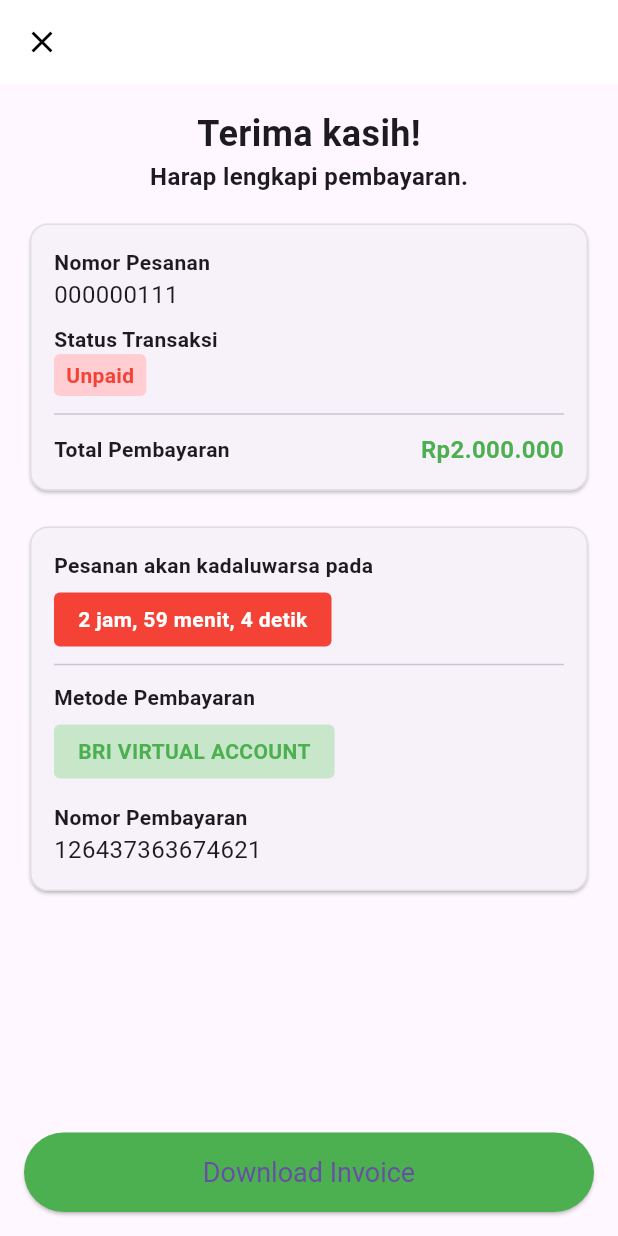
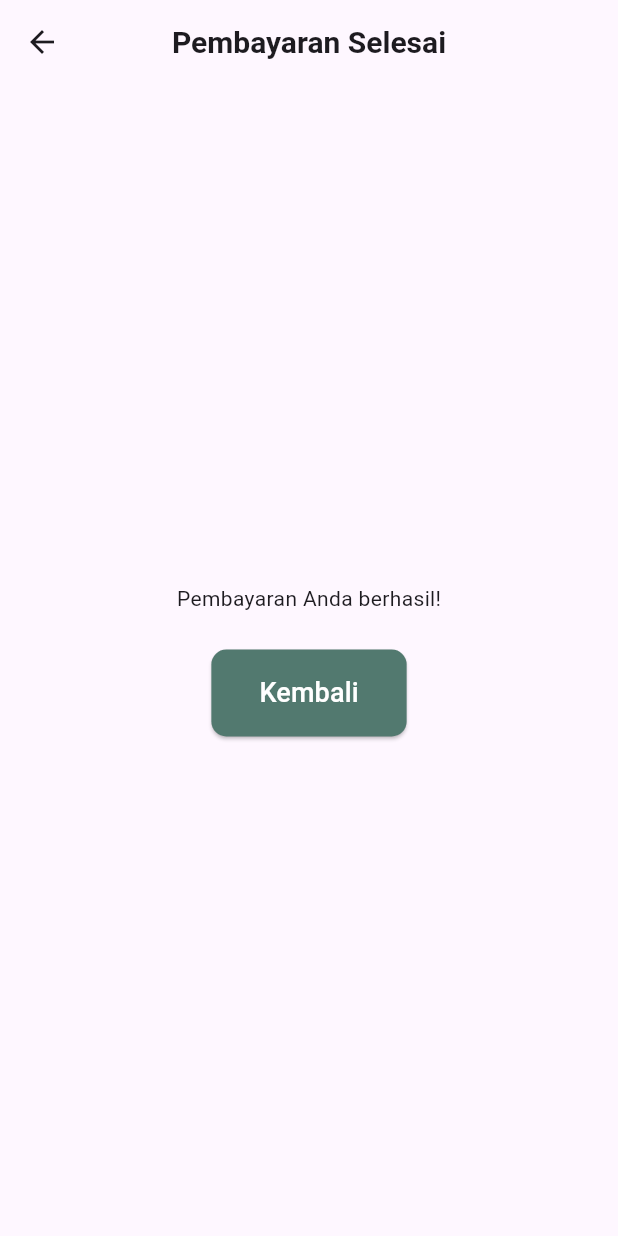
Before and after one commit to manday89/gatherease, a Flutter app: the PaymentCompletePage screen opened directly, after a tap on the "close" icon, on a phone screen of 412 x 824 dp. Run offline on Flutter 3.47's test engine with Material 3 defaults, Android fonts, the phone set to English and light mode, and no system bars; our stand-ins replace flutter_rating_bar, table_calendar.

Commit message:
add update

```diff
--- a/lib/main.dart
+++ b/lib/main.dart
@@ -18,11 +18,13 @@ class MyApp extends StatelessWidget {
         primarySwatch: Colors.green,
       ),
       home: const SplashScreen(),
+      debugShowCheckedModeBanner: false,
       routes: {
         '/login': (context) => const LoginPage(),
         '/home': (context) => const MainPage(),
         '/booking': (context) => const MainPage(),
         '/history': (context) => const MainPage(),
+        '/backhome': (context) => const MainPage(),
       },
     );
   }
--- a/lib/pesan/payment.dart
+++ b/lib/pesan/payment.dart
@@ -1,18 +1,6 @@
 import 'package:flutter/material.dart';
-
-void main() {
-  runApp(MyApp());
-}
-
-class MyApp extends StatelessWidget {
-  @override
-  Widget build(BuildContext context) {
-    return MaterialApp(
-      debugShowCheckedModeBanner: false,
-      home: PaymentCompletePage(),
-    );
-  }
-}
+import 'package:gatherease/homepage.dart';
+import 'package:gatherease/pesan/detail.dart';
 
 class PaymentCompletePage extends StatelessWidget {
   @override
@@ -22,31 +10,34 @@ class PaymentCompletePage extends StatelessWidget {
         leading: IconButton(
           icon: const Icon(Icons.close),
           onPressed: () {
-            // Implement close action
+            Navigator.push(
+              context,
+              MaterialPageRoute(builder: (context) {
+                return CompletePage();
+              }),
+            );
           },
         ),
         backgroundColor: Colors.white,
         elevation: 0,
         iconTheme: const IconThemeData(color: Colors.black),
       ),
-      body: Padding(
+      body: SingleChildScrollView(
         padding: const EdgeInsets.all(16.0),
+        child: Center(
           child: Column(
-          crossAxisAlignment: CrossAxisAlignment.start,
+            crossAxisAlignment: CrossAxisAlignment.center,
             children: [
-            const Center(
-              child: Column(
-                children: [
-                  Text(
+              const Text(
                 'Terima kasih!',
                 style: TextStyle(fontSize: 24, fontWeight: FontWeight.bold),
+                textAlign: TextAlign.center,
               ),
-                  Text(
+              const SizedBox(height: 8),
+              const Text(
                 'Harap lengkapi pembayaran.',
                 style: TextStyle(fontSize: 16, fontWeight: FontWeight.bold),
-                  ),
-                ],
-              ),
+                textAlign: TextAlign.center,
               ),
               const SizedBox(height: 16),
               Card(
@@ -61,7 +52,8 @@ class PaymentCompletePage extends StatelessWidget {
                     children: [
                       const Text(
                         'Nomor Pesanan',
-                      style: TextStyle(fontSize: 14, fontWeight: FontWeight.bold),
+                        style: TextStyle(
+                            fontSize: 14, fontWeight: FontWeight.bold),
                       ),
                       const Text(
                         '000000111',
@@ -70,17 +62,20 @@ class PaymentCompletePage extends StatelessWidget {
                       const SizedBox(height: 8),
                       const Text(
                         'Status Transaksi',
-                      style: TextStyle(fontSize: 14, fontWeight: FontWeight.bold),
+                        style: TextStyle(
+                            fontSize: 14, fontWeight: FontWeight.bold),
                       ),
                       Container(
-                      padding: const EdgeInsets.symmetric(vertical: 4, horizontal: 8),
+                        padding: const EdgeInsets.symmetric(
+                            vertical: 4, horizontal: 8),
                         decoration: BoxDecoration(
                           color: Colors.red.shade100,
                           borderRadius: BorderRadius.circular(4),
                         ),
                         child: const Text(
                           'Unpaid',
-                        style: TextStyle(color: Colors.red, fontWeight: FontWeight.bold),
+                          style: TextStyle(
+                              color: Colors.red, fontWeight: FontWeight.bold),
                         ),
                       ),
                       const Divider(height: 24, thickness: 1),
@@ -89,11 +84,15 @@ class PaymentCompletePage extends StatelessWidget {
                         children: [
                           Text(
                             'Total Pembayaran',
-                          style: TextStyle(fontSize: 14, fontWeight: FontWeight.bold),
+                            style: TextStyle(
+                                fontSize: 14, fontWeight: FontWeight.bold),
                           ),
                           Text(
                             'Rp2.000.000',
-                          style: TextStyle(fontSize: 16, fontWeight: FontWeight.bold, color: Colors.green),
+                            style: TextStyle(
+                                fontSize: 16,
+                                fontWeight: FontWeight.bold,
+                                color: Colors.green),
                           ),
                         ],
                       ),
@@ -114,41 +113,48 @@ class PaymentCompletePage extends StatelessWidget {
                     children: [
                       const Text(
                         'Pesanan akan kadaluwarsa pada',
-                      style: TextStyle(fontSize: 14, fontWeight: FontWeight.bold),
+                        style: TextStyle(
+                            fontSize: 14, fontWeight: FontWeight.bold),
                       ),
                       const SizedBox(height: 8),
                       Container(
-                      padding: const EdgeInsets.symmetric(vertical: 8, horizontal: 16),
+                        padding: const EdgeInsets.symmetric(
+                            vertical: 8, horizontal: 16),
                         decoration: BoxDecoration(
                           color: Colors.red,
                           borderRadius: BorderRadius.circular(4),
                         ),
                         child: const Text(
                           '2 jam, 59 menit, 4 detik',
-                        style: TextStyle(color: Colors.white, fontWeight: FontWeight.bold),
+                          style: TextStyle(
+                              color: Colors.white, fontWeight: FontWeight.bold),
                         ),
                       ),
                       const Divider(height: 24, thickness: 1),
                       const Text(
                         'Metode Pembayaran',
-                      style: TextStyle(fontSize: 14, fontWeight: FontWeight.bold),
+                        style: TextStyle(
+                            fontSize: 14, fontWeight: FontWeight.bold),
                       ),
                       const SizedBox(height: 8),
                       Container(
-                      padding: const EdgeInsets.symmetric(vertical: 8, horizontal: 16),
+                        padding: const EdgeInsets.symmetric(
+                            vertical: 8, horizontal: 16),
                         decoration: BoxDecoration(
                           color: Colors.green.shade100,
                           borderRadius: BorderRadius.circular(4),
                         ),
                         child: const Text(
                           'BRI VIRTUAL ACCOUNT',
-                        style: TextStyle(color: Colors.green, fontWeight: FontWeight.bold),
+                          style: TextStyle(
+                              color: Colors.green, fontWeight: FontWeight.bold),
                         ),
                       ),
                       const SizedBox(height: 16),
                       const Text(
                         'Nomor Pembayaran',
-                      style: TextStyle(fontSize: 14, fontWeight: FontWeight.bold),
+                        style: TextStyle(
+                            fontSize: 14, fontWeight: FontWeight.bold),
                       ),
                       const Text(
                         '126437363674621',
@@ -158,18 +164,67 @@ class PaymentCompletePage extends StatelessWidget {
                   ),
                 ),
               ),
-            const Spacer(),
+              const SizedBox(height: 16),
               SizedBox(
                 width: double.infinity,
                 child: ElevatedButton(
                   onPressed: () {
                     // Implement download invoice action
                   },
-                child: const Text('Download Invoice'),
+                  child: const Text('Download Invoice',
+                      style: TextStyle(fontSize: 18, color: Colors.white)),
                   style: ElevatedButton.styleFrom(
-                  backgroundColor: Colors.green,
+                    backgroundColor: Color(0xFF52796F),
                     padding: const EdgeInsets.symmetric(vertical: 16),
-                  textStyle: const TextStyle(fontSize: 18),
+                    shape: RoundedRectangleBorder(
+                      borderRadius: BorderRadius.circular(10.0),
+                    ),
+                  ),
+                ),
+              ),
+            ],
+          ),
+        ),
+      ),
+    );
+  }
+}
+
+class CompletePage extends StatelessWidget {
+  @override
+  Widget build(BuildContext context) {
+    return Scaffold(
+      appBar: AppBar(
+        title: const Text(
+          'Pembayaran Selesai',
+          style: TextStyle(fontSize: 20, fontWeight: FontWeight.bold),
+        ),
+        centerTitle: true,
+      ),
+      body: Center(
+        child: Column(
+          mainAxisAlignment: MainAxisAlignment.center,
+          children: [
+            const Text('Pembayaran Anda berhasil!'),
+            const SizedBox(height: 24),
+            ElevatedButton(
+              onPressed: () {
+                Navigator.pushAndRemoveUntil(
+                  context,
+                  MaterialPageRoute(builder: (context) => HomePage()),
+                  (Route<dynamic> route) => true,
+                );
+              },
+              child: const Text(
+                'Kembali',
+                style: TextStyle(fontSize: 18, color: Colors.white),
+              ),
+              style: ElevatedButton.styleFrom(
+                backgroundColor: Color(0xFF52796F),
+                padding:
+                    const EdgeInsets.symmetric(vertical: 16, horizontal: 32),
+                shape: RoundedRectangleBorder(
+                  borderRadius: BorderRadius.circular(10.0),
                 ),
               ),
             ),
```
Also changed, not shown: lib/pesan/detail.dart (+50 -21 lines), lib/pesan/pesan_page.dart (+32 -24 lines). Lines whose indentation alone changed are shown as unchanged.
